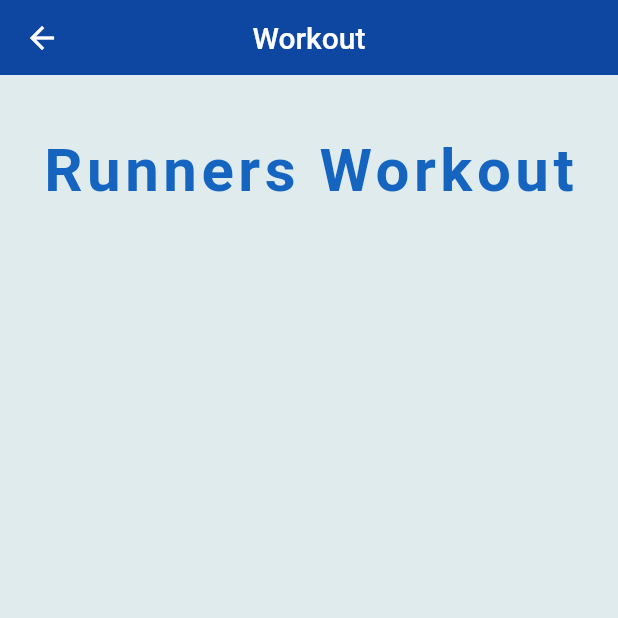
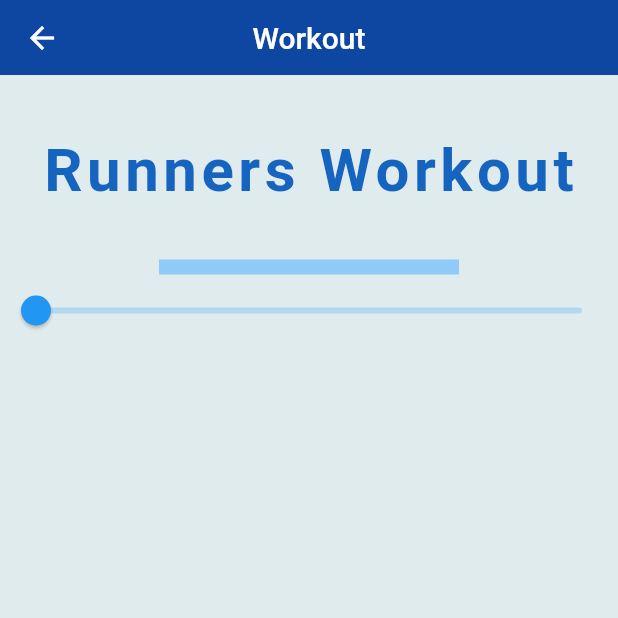
Before and after one commit to EnnyGit/PRJD-ClassF-Team4, a Flutter app: the Workout screen opened by its route, on a phone screen of 412 x 824 dp, the top half of it. Run offline on Flutter 3.47's test engine with Material 2 defaults, Android fonts, the phone set to English and light mode, and no system bars; our stand-ins replace flutter_spinkit; network calls fail; statements that could not run were skipped.

Commit message:
Added test sliders to workout page

```diff
--- a/app-prototype/lib/pages/workout.dart
+++ b/app-prototype/lib/pages/workout.dart
@@ -6,6 +6,9 @@ class Workout extends StatefulWidget {
 }
 
 class _WorkoutState extends State<Workout> {
+
+  double rating = 0;
+
   @override
   Widget build(BuildContext context) {
     return Scaffold(
@@ -30,7 +33,32 @@ class _WorkoutState extends State<Workout> {
                 fontWeight: FontWeight.bold,
               ),
             )
-          )
+          ),
+          CircularProgressIndicator(
+            value: rating/100,
+          ),
+          SizedBox(
+            child: LinearProgressIndicator(
+              value: rating/100,
+              minHeight: 10,
+
+            ),
+            width: 200,
+          ),
+          Center(
+            child: Slider(
+              value: rating,
+              onChanged: (newRating) {
+                setState(() {
+                  rating = newRating;
+                });
+              },
+              min: 0,
+              max: 100,
+              //divisions: 10,
+              label: "${rating.toStringAsFixed(0)}",
+            ),
+          ),
         ],
       ),
     );
```
Also changed, not shown: app-prototype/lib/common/statBar.dart (added, +16 -0 lines), app-prototype/lib/pages/home.dart (+36 -9 lines).
